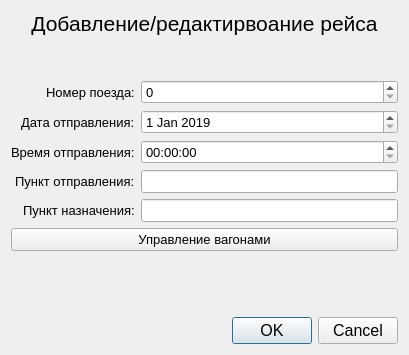
First picture: the form in dialog_addrace.ui, repository zloysergunya/IS_Airport, before the edit.
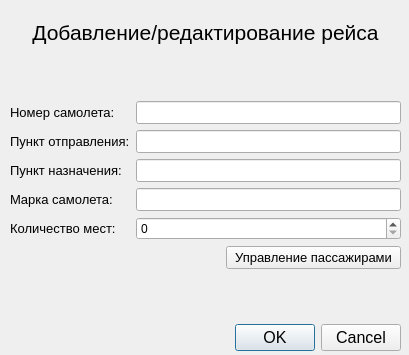
Second picture: the form after the edit.

Commit message:
Добавлено окно «Добавление рейса»
Добавлено окно «Добавление рейса»,
Добавлена иконка приложения,
Изменён цвет фона'

What changed in the file:
```diff
--- a/dialog_addrace.ui
+++ b/dialog_addrace.ui
@@ -13,8 +13,17 @@
   <property name="windowTitle">
    <string>Dialog</string>
   </property>
-  <layout class="QVBoxLayout" name="verticalLayout">
-   <item>
+  <widget class="QWidget" name="">
+   <property name="geometry">
+    <rect>
+     <x>10</x>
+     <y>20</y>
+     <width>391</width>
+     <height>331</height>
+    </rect>
+   </property>
+   <layout class="QGridLayout" name="gridLayout">
+    <item row="0" column="0" colspan="4">
     <widget class="QLabel" name="mainLabel">
      <property name="font">
       <font>
@@ -22,161 +31,14 @@
       </font>
      </property>
      <property name="text">
-      <string>Добавление/редактирвоание рейса</string>
+       <string>Добавление/редактирование рейса</string>
      </property>
      <property name="alignment">
       <set>Qt::AlignCenter</set>
      </property>
     </widget>
    </item>
-   <item>
-    <spacer name="verticalSpacer">
-     <property name="orientation">
-      <enum>Qt::Vertical</enum>
-     </property>
-     <property name="sizeHint" stdset="0">
-      <size>
-       <width>20</width>
-       <height>40</height>
-      </size>
-     </property>
-    </spacer>
-   </item>
-   <item>
-    <layout class="QFormLayout" name="formLayout">
-     <property name="labelAlignment">
-      <set>Qt::AlignRight|Qt::AlignTrailing|Qt::AlignVCenter</set>
-     </property>
-     <item row="0" column="0">
-      <widget class="QLabel" name="label_2">
-       <property name="font">
-        <font>
-         <pointsize>10</pointsize>
-        </font>
-       </property>
-       <property name="text">
-        <string>Номер поезда:</string>
-       </property>
-      </widget>
-     </item>
-     <item row="0" column="1">
-      <widget class="QSpinBox" name="number">
-       <property name="font">
-        <font>
-         <pointsize>10</pointsize>
-        </font>
-       </property>
-       <property name="maximum">
-        <number>9999</number>
-       </property>
-      </widget>
-     </item>
-     <item row="1" column="0">
-      <widget class="QLabel" name="label_3">
-       <property name="font">
-        <font>
-         <pointsize>10</pointsize>
-        </font>
-       </property>
-       <property name="text">
-        <string>Дата отправления:</string>
-       </property>
-      </widget>
-     </item>
-     <item row="1" column="1">
-      <widget class="QDateEdit" name="date">
-       <property name="font">
-        <font>
-         <pointsize>10</pointsize>
-        </font>
-       </property>
-       <property name="minimumDate">
-        <date>
-         <year>2019</year>
-         <month>1</month>
-         <day>1</day>
-        </date>
-       </property>
-      </widget>
-     </item>
-     <item row="2" column="0">
-      <widget class="QLabel" name="label_4">
-       <property name="font">
-        <font>
-         <pointsize>10</pointsize>
-        </font>
-       </property>
-       <property name="text">
-        <string>Время отправления:</string>
-       </property>
-      </widget>
-     </item>
-     <item row="2" column="1">
-      <widget class="QTimeEdit" name="time">
-       <property name="font">
-        <font>
-         <pointsize>10</pointsize>
-        </font>
-       </property>
-      </widget>
-     </item>
-     <item row="3" column="0">
-      <widget class="QLabel" name="label_5">
-       <property name="font">
-        <font>
-         <pointsize>10</pointsize>
-        </font>
-       </property>
-       <property name="text">
-        <string>Пункт отправления:</string>
-       </property>
-      </widget>
-     </item>
-     <item row="3" column="1">
-      <widget class="QLineEdit" name="routeFrom">
-       <property name="font">
-        <font>
-         <pointsize>10</pointsize>
-        </font>
-       </property>
-      </widget>
-     </item>
-     <item row="4" column="0">
-      <widget class="QLabel" name="label_6">
-       <property name="font">
-        <font>
-         <pointsize>10</pointsize>
-        </font>
-       </property>
-       <property name="text">
-        <string>Пункт назначения:</string>
-       </property>
-      </widget>
-     </item>
-     <item row="4" column="1">
-      <widget class="QLineEdit" name="routeTo">
-       <property name="font">
-        <font>
-         <pointsize>10</pointsize>
-        </font>
-       </property>
-      </widget>
-     </item>
-     <item row="5" column="0" colspan="2">
-      <widget class="QPushButton" name="buttonEditWagons">
-       <property name="font">
-        <font>
-         <pointsize>10</pointsize>
-        </font>
-       </property>
-       <property name="text">
-        <string>Управление вагонами</string>
-       </property>
-      </widget>
-     </item>
-    </layout>
-   </item>
-   <item>
+    <item row="7" column="0">
     <widget class="QLabel" name="labelError">
      <property name="font">
       <font>
@@ -194,20 +56,7 @@
      </property>
     </widget>
    </item>
-   <item>
-    <spacer name="verticalSpacer_2">
-     <property name="orientation">
-      <enum>Qt::Vertical</enum>
-     </property>
-     <property name="sizeHint" stdset="0">
-      <size>
-       <width>20</width>
-       <height>40</height>
-      </size>
-     </property>
-    </spacer>
-   </item>
-   <item>
+    <item row="9" column="0" colspan="4">
     <widget class="QDialogButtonBox" name="buttonBox">
      <property name="font">
       <font>
@@ -219,7 +68,145 @@
      </property>
     </widget>
    </item>
-  </layout>
+    <item row="6" column="0">
+     <widget class="QLabel" name="countSeats">
+      <property name="font">
+       <font>
+        <pointsize>10</pointsize>
+       </font>
+      </property>
+      <property name="text">
+       <string>Количество мест:</string>
+      </property>
+     </widget>
+    </item>
+    <item row="5" column="0">
+     <widget class="QLabel" name="mark">
+      <property name="font">
+       <font>
+        <pointsize>10</pointsize>
+       </font>
+      </property>
+      <property name="text">
+       <string>Марка самолета:</string>
+      </property>
+     </widget>
+    </item>
+    <item row="4" column="0">
+     <widget class="QLabel" name="arrival">
+      <property name="font">
+       <font>
+        <pointsize>10</pointsize>
+       </font>
+      </property>
+      <property name="text">
+       <string>Пункт назначения:</string>
+      </property>
+     </widget>
+    </item>
+    <item row="3" column="0">
+     <widget class="QLabel" name="departure">
+      <property name="font">
+       <font>
+        <pointsize>10</pointsize>
+       </font>
+      </property>
+      <property name="text">
+       <string>Пункт отправления:</string>
+      </property>
+     </widget>
+    </item>
+    <item row="2" column="0">
+     <widget class="QLabel" name="number">
+      <property name="font">
+       <font>
+        <pointsize>10</pointsize>
+       </font>
+      </property>
+      <property name="text">
+       <string>Номер самолета:</string>
+      </property>
+     </widget>
+    </item>
+    <item row="1" column="1">
+     <spacer name="verticalSpacer">
+      <property name="orientation">
+       <enum>Qt::Vertical</enum>
+      </property>
+      <property name="sizeHint" stdset="0">
+       <size>
+        <width>20</width>
+        <height>40</height>
+       </size>
+      </property>
+     </spacer>
+    </item>
+    <item row="8" column="1">
+     <spacer name="verticalSpacer_2">
+      <property name="orientation">
+       <enum>Qt::Vertical</enum>
+      </property>
+      <property name="sizeHint" stdset="0">
+       <size>
+        <width>20</width>
+        <height>40</height>
+       </size>
+      </property>
+     </spacer>
+    </item>
+    <item row="7" column="2" colspan="2">
+     <widget class="QPushButton" name="buttonEditWagons">
+      <property name="font">
+       <font>
+        <pointsize>10</pointsize>
+       </font>
+      </property>
+      <property name="text">
+       <string>Управление пассажирами</string>
+      </property>
+     </widget>
+    </item>
+    <item row="2" column="1" colspan="3">
+     <widget class="QLineEdit" name="edit_number">
+      <property name="font">
+       <font>
+        <pointsize>10</pointsize>
+       </font>
+      </property>
+     </widget>
+    </item>
+    <item row="3" column="1" colspan="3">
+     <widget class="QLineEdit" name="edit_departure">
+      <property name="font">
+       <font>
+        <pointsize>10</pointsize>
+       </font>
+      </property>
+     </widget>
+    </item>
+    <item row="4" column="1" colspan="3">
+     <widget class="QLineEdit" name="edit_arrival">
+      <property name="font">
+       <font>
+        <pointsize>10</pointsize>
+       </font>
+      </property>
+     </widget>
+    </item>
+    <item row="5" column="1" colspan="3">
+     <widget class="QLineEdit" name="edit_mark">
+      <property name="font">
+       <font>
+        <pointsize>10</pointsize>
+       </font>
+      </property>
+     </widget>
+    </item>
+    <item row="6" column="1" colspan="3">
+     <widget class="QSpinBox" name="edit_countSeats"/>
+    </item>
+   </layout>
+  </widget>
  </widget>
  <resources/>
  <connections>
```
Lines whose indentation alone changed are shown as unchanged. The commit also changes 30 other files.
